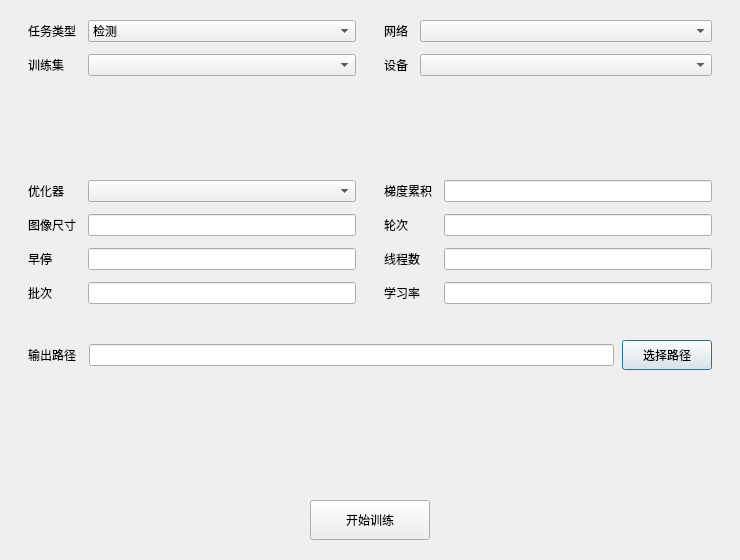
pythondever/easy_trainer, file ui/train.ui: the form before one commit.
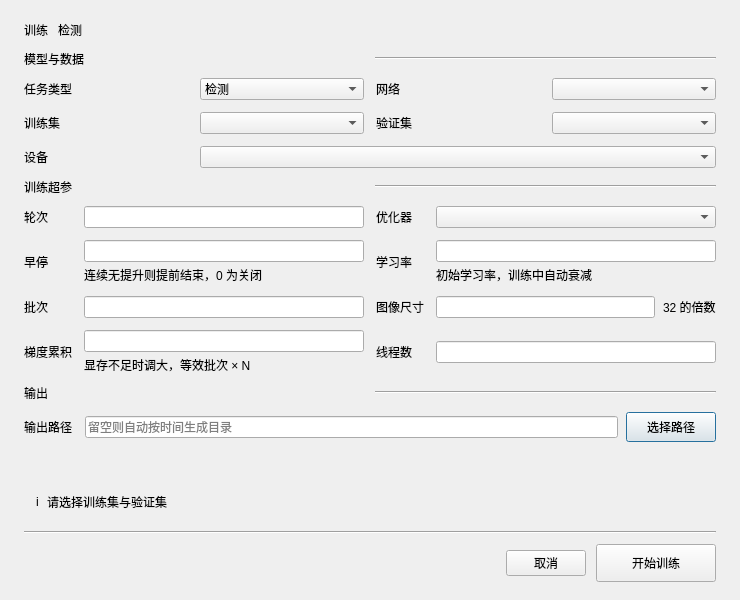
The form after the commit.

What changed in the file:
```diff
--- a/ui/train.ui
+++ b/ui/train.ui
@@ -7,7 +7,7 @@
         <x>0</x>
         <y>0</y>
         <width>740</width>
-        <height>560</height>
+        <height>600</height>
       </rect>
     </property>
     <property name="windowTitle">
@@ -15,27 +15,106 @@
     </property>
     <layout class="QVBoxLayout" name="mainLayout">
       <property name="spacing">
-        <number>12</number>
+        <number>10</number>
       </property>
       <property name="leftMargin">
-        <number>28</number>
+        <number>24</number>
       </property>
       <property name="topMargin">
         <number>20</number>
       </property>
       <property name="rightMargin">
-        <number>28</number>
+        <number>24</number>
       </property>
       <property name="bottomMargin">
-        <number>20</number>
+        <number>18</number>
       </property>
       <item>
-        <layout class="QHBoxLayout" name="rowBasic" stretch="1,1">
+        <layout class="QHBoxLayout" name="title_row">
           <property name="spacing">
-            <number>28</number>
+            <number>10</number>
           </property>
           <item>
-            <layout class="QFormLayout" name="formBasic">
+            <widget class="QLabel" name="title_label">
+              <property name="text">
+                <string>训练</string>
+              </property>
+              <property name="class" stdset="0">
+                <string>dialogTitle</string>
+              </property>
+            </widget>
+          </item>
+          <item>
+            <widget class="QLabel" name="task_badge">
+              <property name="text">
+                <string>检测</string>
+              </property>
+              <property name="class" stdset="0">
+                <string>taskBadge</string>
+              </property>
+            </widget>
+          </item>
+          <item>
+            <spacer name="title_spacer">
+              <property name="orientation">
+                <enum>Qt::Horizontal</enum>
+              </property>
+              <property name="sizeHint" stdset="0">
+                <size>
+                  <width>40</width>
+                  <height>20</height>
+                </size>
+              </property>
+            </spacer>
+          </item>
+        </layout>
+      </item>
+      <item>
+        <widget class="QWidget" name="section_data_wrap" native="true">
+          <layout class="QHBoxLayout" name="section_data_layout">
+            <property name="spacing">
+              <number>10</number>
+            </property>
+            <property name="leftMargin">
+              <number>0</number>
+            </property>
+            <property name="topMargin">
+              <number>0</number>
+            </property>
+            <property name="rightMargin">
+              <number>0</number>
+            </property>
+            <property name="bottomMargin">
+              <number>0</number>
+            </property>
+            <item>
+              <widget class="QLabel" name="group_data_title">
+                <property name="text">
+                  <string>模型与数据</string>
+                </property>
+                <property name="class" stdset="0">
+                  <string>dialogSectionTitle</string>
+                </property>
+              </widget>
+            </item>
+            <item>
+              <widget class="QFrame" name="group_data_line">
+                <property name="frameShape">
+                  <enum>QFrame::HLine</enum>
+                </property>
+                <property name="frameShadow">
+                  <enum>QFrame::Sunken</enum>
+                </property>
+                <property name="class" stdset="0">
+                  <string>dialogSectionLine</string>
+                </property>
+              </widget>
+            </item>
+          </layout>
+        </widget>
+      </item>
+      <item>
+        <layout class="QGridLayout" name="grid_data">
               <property name="horizontalSpacing">
                 <number>12</number>
               </property>
@@ -47,6 +126,9 @@
                   <property name="text">
                     <string>任务类型</string>
                   </property>
+              <property name="alignment">
+                <set>Qt::AlignLeft|Qt::AlignVCenter</set>
+              </property>
                 </widget>
               </item>
               <item row="0" column="1">
@@ -68,57 +150,106 @@
                   </item>
                 </widget>
               </item>
-              <item row="1" column="0">
-                <widget class="QLabel" name="dataset_label">
-                  <property name="text">
-                    <string>训练集</string>
-                  </property>
-                </widget>
-              </item>
-              <item row="1" column="1">
-                <widget class="QComboBox" name="dataset_combo" />
-              </item>
-            </layout>
-          </item>
-          <item>
-            <layout class="QFormLayout" name="formModel">
-              <property name="horizontalSpacing">
-                <number>12</number>
-              </property>
-              <property name="verticalSpacing">
-                <number>12</number>
-              </property>
-              <item row="0" column="0">
+          <item row="0" column="2">
                 <widget class="QLabel" name="network_label">
                   <property name="text">
                     <string>网络</string>
                   </property>
-                </widget>
-              </item>
-              <item row="0" column="1">
+              <property name="alignment">
+                <set>Qt::AlignLeft|Qt::AlignVCenter</set>
+              </property>
+            </widget>
+          </item>
+          <item row="0" column="3">
                 <widget class="QComboBox" name="network_combo" />
               </item>
               <item row="1" column="0">
+            <widget class="QLabel" name="dataset_label">
+              <property name="text">
+                <string>训练集</string>
+              </property>
+              <property name="alignment">
+                <set>Qt::AlignLeft|Qt::AlignVCenter</set>
+              </property>
+            </widget>
+          </item>
+          <item row="1" column="1">
+            <widget class="QComboBox" name="dataset_combo" />
+          </item>
+          <item row="1" column="2">
+            <widget class="QLabel" name="val_label">
+              <property name="text">
+                <string>验证集</string>
+              </property>
+              <property name="alignment">
+                <set>Qt::AlignLeft|Qt::AlignVCenter</set>
+              </property>
+            </widget>
+          </item>
+          <item row="1" column="3">
+            <widget class="QComboBox" name="val_combo" />
+          </item>
+          <item row="2" column="0">
                 <widget class="QLabel" name="device_label">
                   <property name="text">
                     <string>设备</string>
                   </property>
-                </widget>
-              </item>
-              <item row="1" column="1">
+              <property name="alignment">
+                <set>Qt::AlignLeft|Qt::AlignVCenter</set>
+              </property>
+            </widget>
+          </item>
+          <item row="2" column="1" colspan="3">
                 <widget class="QComboBox" name="device_combo" />
               </item>
             </layout>
           </item>
-        </layout>
-      </item>
       <item>
-        <layout class="QHBoxLayout" name="rowHyper" stretch="1,1">
+        <widget class="QWidget" name="section_hyper_wrap" native="true">
+          <layout class="QHBoxLayout" name="section_hyper_layout">
           <property name="spacing">
-            <number>28</number>
-          </property>
+              <number>10</number>
+            </property>
+            <property name="leftMargin">
+              <number>0</number>
+            </property>
+            <property name="topMargin">
+              <number>0</number>
+            </property>
+            <property name="rightMargin">
+              <number>0</number>
+            </property>
+            <property name="bottomMargin">
+              <number>0</number>
+            </property>
           <item>
-            <layout class="QFormLayout" name="formHyper1">
+              <widget class="QLabel" name="group_hyper_title">
+                <property name="text">
+                  <string>训练超参</string>
+                </property>
+                <property name="class" stdset="0">
+                  <string>dialogSectionTitle</string>
+                </property>
+              </widget>
+            </item>
+            <item>
+              <widget class="QFrame" name="group_hyper_line">
+                <property name="frameShape">
+                  <enum>QFrame::HLine</enum>
+                </property>
+                <property name="frameShadow">
+                  <enum>QFrame::Sunken</enum>
+                </property>
+                <property name="class" stdset="0">
+                  <string>dialogSectionLine</string>
+                </property>
+              </widget>
+            </item>
+          </layout>
+        </widget>
+      </item>
+      <item>
+        <layout class="QGridLayout" name="grid_hyper">
               <property name="horizontalSpacing">
                 <number>12</number>
               </property>
@@ -126,99 +257,309 @@
                 <number>12</number>
               </property>
               <item row="0" column="0">
+            <widget class="QLabel" name="epoch_label">
+              <property name="text">
+                <string>轮次</string>
+              </property>
+              <property name="alignment">
+                <set>Qt::AlignLeft|Qt::AlignVCenter</set>
+              </property>
+            </widget>
+          </item>
+          <item row="0" column="1">
+            <widget class="QLineEdit" name="epochs_line_txt" />
+          </item>
+          <item row="0" column="2">
                 <widget class="QLabel" name="optimizer_label">
                   <property name="text">
                     <string>优化器</string>
                   </property>
-                </widget>
-              </item>
-              <item row="0" column="1">
+              <property name="alignment">
+                <set>Qt::AlignLeft|Qt::AlignVCenter</set>
+              </property>
+            </widget>
+          </item>
+          <item row="0" column="3">
                 <widget class="QComboBox" name="optimizer_comboBox" />
               </item>
               <item row="1" column="0">
-                <widget class="QLabel" name="img_size_label">
-                  <property name="text">
-                    <string>图像尺寸</string>
-                  </property>
-                </widget>
-              </item>
-              <item row="1" column="1">
-                <widget class="QLineEdit" name="img_size_line_txt" />
-              </item>
-              <item row="2" column="0">
                 <widget class="QLabel" name="early_stop_label">
                   <property name="text">
                     <string>早停</string>
                   </property>
-                </widget>
-              </item>
-              <item row="2" column="1">
+              <property name="alignment">
+                <set>Qt::AlignLeft|Qt::AlignVCenter</set>
+              </property>
+            </widget>
+          </item>
+          <item row="1" column="1">
+            <widget class="QWidget" name="early_wrap" native="true">
+              <layout class="QVBoxLayout" name="early_wrap_layout">
+                <property name="spacing">
+                  <number>4</number>
+                </property>
+                <property name="leftMargin">
+                  <number>0</number>
+                </property>
+                <property name="topMargin">
+                  <number>0</number>
+                </property>
+                <property name="rightMargin">
+                  <number>0</number>
+                </property>
+                <property name="bottomMargin">
+                  <number>0</number>
+                </property>
+                <item>
                 <widget class="QLineEdit" name="early_stop_line_txt" />
               </item>
-              <item row="3" column="0">
+                <item>
+                  <widget class="QLabel" name="early_note">
+                    <property name="sizePolicy">
+                      <sizepolicy hsizetype="Ignored" vsizetype="Preferred">
+                        <horstretch>0</horstretch>
+                        <verstretch>0</verstretch>
+                      </sizepolicy>
+                    </property>
+                    <property name="text">
+                      <string>连续无提升则提前结束，0 为关闭</string>
+                    </property>
+                    <property name="class" stdset="0">
+                      <string>fieldNote</string>
+                    </property>
+                    <property name="wordWrap">
+                      <bool>true</bool>
+                    </property>
+                  </widget>
+                </item>
+              </layout>
+            </widget>
+          </item>
+          <item row="1" column="2">
+            <widget class="QLabel" name="lr_label">
+              <property name="text">
+                <string>学习率</string>
+              </property>
+              <property name="alignment">
+                <set>Qt::AlignLeft|Qt::AlignVCenter</set>
+              </property>
+            </widget>
+          </item>
+          <item row="1" column="3">
+            <widget class="QWidget" name="lr_wrap" native="true">
+              <layout class="QVBoxLayout" name="lr_wrap_layout">
+                <property name="spacing">
+                  <number>4</number>
+                </property>
+                <property name="leftMargin">
+                  <number>0</number>
+                </property>
+                <property name="topMargin">
+                  <number>0</number>
+                </property>
+                <property name="rightMargin">
+                  <number>0</number>
+                </property>
+                <property name="bottomMargin">
+                  <number>0</number>
+                </property>
+                <item>
+                  <widget class="QLineEdit" name="lr_line_txt" />
+                </item>
+                <item>
+                  <widget class="QLabel" name="lr_note">
+                    <property name="sizePolicy">
+                      <sizepolicy hsizetype="Ignored" vsizetype="Preferred">
+                        <horstretch>0</horstretch>
+                        <verstretch>0</verstretch>
+                      </sizepolicy>
+                    </property>
+                    <property name="text">
+                      <string>初始学习率，训练中自动衰减</string>
+                    </property>
+                    <property name="class" stdset="0">
+                      <string>fieldNote</string>
+                    </property>
+                    <property name="wordWrap">
+                      <bool>true</bool>
+                    </property>
+                  </widget>
+                </item>
+              </layout>
+            </widget>
+          </item>
+          <item row="2" column="0">
                 <widget class="QLabel" name="batch_label">
                   <property name="text">
                     <string>批次</string>
                   </property>
-                </widget>
-              </item>
-              <item row="3" column="1">
+              <property name="alignment">
+                <set>Qt::AlignLeft|Qt::AlignVCenter</set>
+              </property>
+            </widget>
+          </item>
+          <item row="2" column="1">
                 <widget class="QLineEdit" name="batch_size_line_txt" />
               </item>
-            </layout>
+          <item row="2" column="2">
+            <widget class="QLabel" name="img_size_label">
+              <property name="text">
+                <string>图像尺寸</string>
+              </property>
+              <property name="alignment">
+                <set>Qt::AlignLeft|Qt::AlignVCenter</set>
+              </property>
+            </widget>
+          </item>
+          <item row="2" column="3">
+            <widget class="QWidget" name="img_wrap" native="true">
+              <layout class="QHBoxLayout" name="img_wrap_layout">
+                <property name="spacing">
+                  <number>8</number>
+                </property>
+                <property name="leftMargin">
+                  <number>0</number>
+                </property>
+                <property name="topMargin">
+                  <number>0</number>
+                </property>
+                <property name="rightMargin">
+                  <number>0</number>
+                </property>
+                <property name="bottomMargin">
+                  <number>0</number>
+                </property>
+                <item>
+                  <widget class="QLineEdit" name="img_size_line_txt" />
+                </item>
+                <item>
+                  <widget class="QLabel" name="img_note">
+                    <property name="text">
+                      <string>32 的倍数</string>
+                    </property>
+                    <property name="class" stdset="0">
+                      <string>fieldNote</string>
+                    </property>
+                    <property name="alignment">
+                      <set>Qt::AlignLeading|Qt::AlignLeft|Qt::AlignVCenter</set>
+                    </property>
+                  </widget>
+                </item>
+              </layout>
+            </widget>
           </item>
-          <item>
-            <layout class="QFormLayout" name="formHyper2">
-              <property name="horizontalSpacing">
-                <number>12</number>
-              </property>
-              <property name="verticalSpacing">
-                <number>12</number>
-              </property>
-              <item row="0" column="0">
+          <item row="3" column="0">
                 <widget class="QLabel" name="grad_accum_label">
                   <property name="text">
                     <string>梯度累积</string>
                   </property>
-                </widget>
-              </item>
-              <item row="0" column="1">
+              <property name="alignment">
+                <set>Qt::AlignLeft|Qt::AlignVCenter</set>
+              </property>
+            </widget>
+          </item>
+          <item row="3" column="1">
+            <widget class="QWidget" name="grad_wrap" native="true">
+              <layout class="QVBoxLayout" name="grad_wrap_layout">
+                <property name="spacing">
+                  <number>4</number>
+                </property>
+                <property name="leftMargin">
+                  <number>0</number>
+                </property>
+                <property name="topMargin">
+                  <number>0</number>
+                </property>
+                <property name="rightMargin">
+                  <number>0</number>
+                </property>
+                <property name="bottomMargin">
+                  <number>0</number>
+                </property>
+                <item>
                 <widget class="QLineEdit" name="grad_accum_line_txt" />
               </item>
-              <item row="1" column="0">
-                <widget class="QLabel" name="epoch_label">
+                <item>
+                  <widget class="QLabel" name="grad_note">
+                    <property name="sizePolicy">
+                      <sizepolicy hsizetype="Ignored" vsizetype="Preferred">
+                        <horstretch>0</horstretch>
+                        <verstretch>0</verstretch>
+                      </sizepolicy>
+                    </property>
                   <property name="text">
-                    <string>轮次</string>
-                  </property>
-                </widget>
-              </item>
-              <item row="1" column="1">
-                <widget class="QLineEdit" name="epochs_line_txt" />
-              </item>
-              <item row="2" column="0">
+                      <string>显存不足时调大，等效批次 × N</string>
+                    </property>
+                    <property name="class" stdset="0">
+                      <string>fieldNote</string>
+                    </property>
+                    <property name="wordWrap">
+                      <bool>true</bool>
+                    </property>
+                  </widget>
+                </item>
+              </layout>
+            </widget>
+          </item>
+          <item row="3" column="2">
                 <widget class="QLabel" name="loader_num_label">
                   <property name="text">
                     <string>线程数</string>
                   </property>
-                </widget>
-              </item>
-              <item row="2" column="1">
+              <property name="alignment">
+                <set>Qt::AlignLeft|Qt::AlignVCenter</set>
+              </property>
+            </widget>
+          </item>
+          <item row="3" column="3">
                 <widget class="QLineEdit" name="batch_size_line_txt_2" />
               </item>
-              <item row="3" column="0">
-                <widget class="QLabel" name="lr_label">
+        </layout>
+      </item>
+      <item>
+        <widget class="QWidget" name="section_out_wrap" native="true">
+          <layout class="QHBoxLayout" name="section_out_layout">
+            <property name="spacing">
+              <number>10</number>
+            </property>
+            <property name="leftMargin">
+              <number>0</number>
+            </property>
+            <property name="topMargin">
+              <number>0</number>
+            </property>
+            <property name="rightMargin">
+              <number>0</number>
+            </property>
+            <property name="bottomMargin">
+              <number>0</number>
+            </property>
+            <item>
+              <widget class="QLabel" name="group_out_title">
                   <property name="text">
-                    <string>学习率</string>
-                  </property>
-                </widget>
-              </item>
-              <item row="3" column="1">
-                <widget class="QLineEdit" name="lr_line_txt" />
-              </item>
-            </layout>
-          </item>
-        </layout>
-      </item>
+                  <string>输出</string>
+                </property>
+                <property name="class" stdset="0">
+                  <string>dialogSectionTitle</string>
+                </property>
+              </widget>
+            </item>
+            <item>
+              <widget class="QFrame" name="group_out_line">
+                <property name="frameShape">
+                  <enum>QFrame::HLine</enum>
+                </property>
+                <property name="frameShadow">
+                  <enum>QFrame::Sunken</enum>
+                </property>
+                <property name="class" stdset="0">
+                  <string>dialogSectionLine</string>
+                </property>
+              </widget>
+            </item>
+          </layout>
+        </widget>
+      </item>
       <item>
         <layout class="QFormLayout" name="formOut">
           <property name="horizontalSpacing">
@@ -227,6 +568,9 @@
           <property name="verticalSpacing">
             <number>12</number>
           </property>
+          <property name="labelAlignment">
+            <set>Qt::AlignRight|Qt::AlignVCenter</set>
+          </property>
           <item row="0" column="0">
             <widget class="QLabel" name="output_label">
               <property name="text">
@@ -244,6 +588,9 @@
                   <property name="text">
                     <string />
                   </property>
+                  <property name="placeholderText">
+                    <string>留空则自动按时间生成目录</string>
+                  </property>
                 </widget>
               </item>
               <item>
@@ -264,9 +611,88 @@
         </layout>
       </item>
       <item>
-        <layout class="QHBoxLayout" name="bottomActions">
+        <spacer name="bottom_spacer_top">
+          <property name="orientation">
+            <enum>Qt::Vertical</enum>
+          </property>
+          <property name="sizeHint" stdset="0">
+            <size>
+              <width>20</width>
+              <height>12</height>
+            </size>
+          </property>
+        </spacer>
+      </item>
           <item>
-            <spacer name="bottomSpacerLeft">
+        <widget class="QFrame" name="summary_bar">
+          <property name="frameShape">
+            <enum>QFrame::NoFrame</enum>
+          </property>
+          <layout class="QHBoxLayout" name="summary_bar_layout">
+            <property name="spacing">
+              <number>8</number>
+            </property>
+            <property name="leftMargin">
+              <number>12</number>
+            </property>
+            <property name="topMargin">
+              <number>10</number>
+            </property>
+            <property name="rightMargin">
+              <number>12</number>
+            </property>
+            <property name="bottomMargin">
+              <number>10</number>
+            </property>
+            <item>
+              <widget class="QLabel" name="summary_icon">
+                <property name="text">
+                  <string>i</string>
+                </property>
+                <property name="class" stdset="0">
+                  <string>summaryIcon</string>
+                </property>
+              </widget>
+            </item>
+            <item>
+              <widget class="QLabel" name="summary_text">
+                <property name="sizePolicy">
+                  <sizepolicy hsizetype="Expanding" vsizetype="Preferred">
+                    <horstretch>0</horstretch>
+                    <verstretch>0</verstretch>
+                  </sizepolicy>
+                </property>
+                <property name="text">
+                  <string>请选择训练集与验证集</string>
+                </property>
+                <property name="class" stdset="0">
+                  <string>summaryText</string>
+                </property>
+                <property name="alignment">
+                  <set>Qt::AlignLeading|Qt::AlignLeft|Qt::AlignVCenter</set>
+                </property>
+              </widget>
+            </item>
+          </layout>
+        </widget>
+      </item>
+      <item>
+        <widget class="QFrame" name="button_line">
+          <property name="frameShape">
+            <enum>QFrame::HLine</enum>
+          </property>
+          <property name="frameShadow">
+            <enum>QFrame::Sunken</enum>
+          </property>
+        </widget>
+      </item>
+      <item>
+        <layout class="QHBoxLayout" name="bottom_row">
+          <property name="spacing">
+            <number>10</number>
+          </property>
+          <item>
+            <spacer name="bottom_spacer_left">
               <property name="orientation">
                 <enum>Qt::Horizontal</enum>
               </property>
@@ -278,12 +704,19 @@
               </property>
             </spacer>
           </item>
+          <item>
+            <widget class="QPushButton" name="cancel_btn">
+              <property name="text">
+                <string>取消</string>
+              </property>
+            </widget>
+          </item>
           <item>
             <widget class="QPushButton" name="start_train">
               <property name="minimumSize">
                 <size>
                   <width>120</width>
-                  <height>40</height>
+                  <height>38</height>
                 </size>
               </property>
               <property name="text">
@@ -291,19 +724,6 @@
               </property>
             </widget>
           </item>
-          <item>
-            <spacer name="bottomSpacerRight">
-              <property name="orientation">
-                <enum>Qt::Horizontal</enum>
-              </property>
-              <property name="sizeHint" stdset="0">
-                <size>
-                  <width>40</width>
-                  <height>20</height>
-                </size>
-              </property>
-            </spacer>
-          </item>
         </layout>
       </item>
     </layout>
```
Left out of the diff: 4 changed lines with no effect on the pictures. Lines whose indentation alone changed are shown as unchanged.
